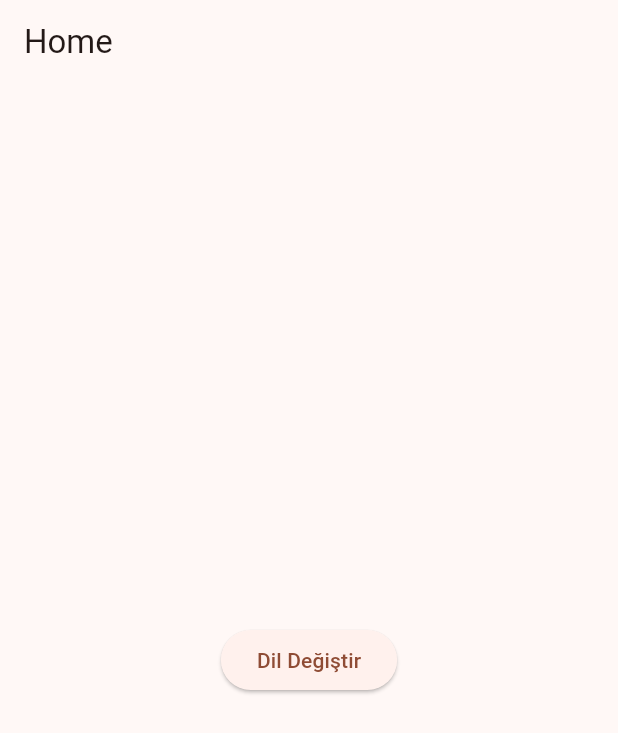
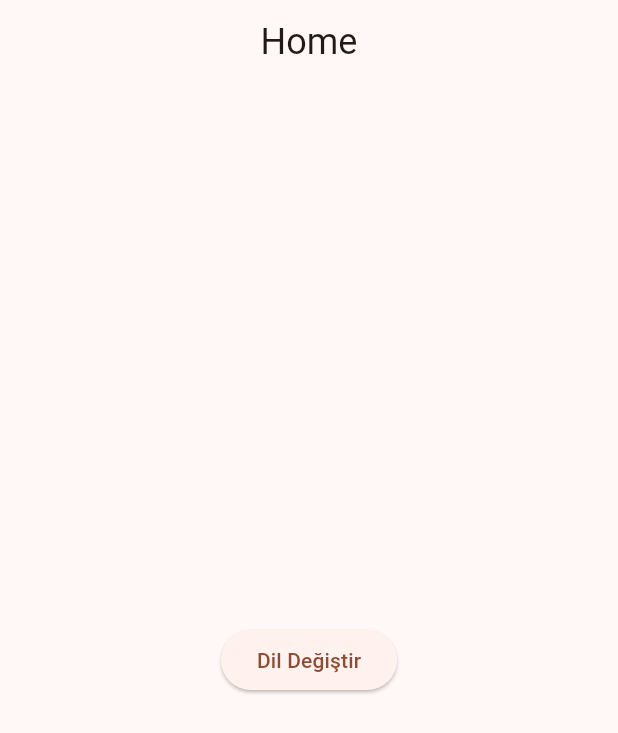
Before and after one commit to Emir1719/architecture_lessons, a Flutter app: the screen it shows after launch, on a phone screen of 412 x 824 dp. Shown: the top 733 px of the screen. Run offline on Flutter 3.47's test engine with Material 3 defaults, Android fonts, the light colour scheme and no system bars; our stand-ins replace easy_localization, google_fonts; missing offline and left inert: easy_logger, kartal.

Commit message:
core modülü için theme eklendi

```diff
--- a/lib/main.dart
+++ b/lib/main.dart
@@ -1,8 +1,7 @@
 import 'package:architecture_lessons/feature/home/view/home_view.dart';
 import 'package:architecture_lessons/product/init/app_init.dart';
 import 'package:architecture_lessons/product/init/product_localization.dart';
-import 'package:architecture_lessons/product/init/theme/theme.dart';
-import 'package:architecture_lessons/product/init/theme/util.dart';
+import 'package:core/features/theme/theme.dart';
 import 'package:easy_localization/easy_localization.dart';
 import 'package:flutter/material.dart';
 
@@ -16,16 +15,22 @@ class MyApp extends StatelessWidget {
 
   @override
   Widget build(BuildContext context) {
+    /*final brightness = View.of(context).platformDispatcher.platformBrightness;
+    TextTheme textTheme = createTextTheme(context, "Roboto", "Roboto");
+    MaterialTheme theme = MaterialTheme(textTheme);*/
     final brightness = View.of(context).platformDispatcher.platformBrightness;
-    TextTheme textTheme = createTextTheme(context, "Roboto", "Roboto");
-    MaterialTheme theme = MaterialTheme(textTheme);
+    final colorShceme =
+        brightness == Brightness.light
+            ? AppColorScheme.lightScheme
+            : AppColorScheme.darkScheme;
 
     return MaterialApp(
       title: 'Flutter Demo',
       localizationsDelegates: context.localizationDelegates,
       supportedLocales: context.supportedLocales,
       locale: context.locale,
-      theme: brightness == Brightness.light ? theme.light() : theme.dark(),
+      theme: AppTheme(colorScheme: colorShceme).theme,
+      themeMode: ThemeMode.light,
       home: const HomeView(),
     );
   }
--- a/module/core/lib/core.dart
+++ b/module/core/lib/core.dart
@@ -1,5 +1 @@
-/// A Calculator.
-class Calculator {
-  /// Returns [value] plus 1.
-  int addOne(int value) => value + 1;
-}
+export 'features/features.dart';
--- /dev/null
+++ b/module/core/lib/features/extensions/extensions.dart
@@ -0,0 +1 @@
+export 'context_extension.dart';
--- /dev/null
+++ b/module/core/lib/features/features.dart
@@ -0,0 +1,2 @@
+export 'extensions/extensions.dart';
+export 'theme/theme.dart';
--- /dev/null
+++ b/module/core/lib/features/theme/app_color_scheme.dart
@@ -0,0 +1,105 @@
+import 'package:flutter/material.dart';
+
+class AppColorScheme {
+  static ColorScheme get lightScheme {
+    return const ColorScheme(
+      brightness: Brightness.light,
+      primary: Color(0xff8f4c35),
+      surfaceTint: Color(0xff8f4c35),
+      onPrimary: Color(0xffffffff),
+      primaryContainer: Color(0xffffdbd0),
+      onPrimaryContainer: Color(0xff723520),
+      secondary: Color(0xff77574d),
+      onSecondary: Color(0xffffffff),
+      secondaryContainer: Color(0xffffdbd0),
+      onSecondaryContainer: Color(0xff5d4036),
+      tertiary: Color(0xff6a5e2f),
+      onTertiary: Color(0xffffffff),
+      tertiaryContainer: Color(0xfff3e2a7),
+      onTertiaryContainer: Color(0xff51461a),
+      error: Color(0xffba1a1a),
+      onError: Color(0xffffffff),
+      errorContainer: Color(0xffffdad6),
+      onErrorContainer: Color(0xff93000a),
+      surface: Color(0xfffff8f6),
+      onSurface: Color(0xff231917),
+      onSurfaceVariant: Color(0xff53433f),
+      outline: Color(0xff85736e),
+      outlineVariant: Color(0xffd8c2bb),
+      shadow: Color(0xff000000),
+      scrim: Color(0xff000000),
+      inverseSurface: Color(0xff392e2b),
+      inversePrimary: Color(0xffffb59d),
+      primaryFixed: Color(0xffffdbd0),
+      onPrimaryFixed: Color(0xff390c00),
+      primaryFixedDim: Color(0xffffb59d),
+      onPrimaryFixedVariant: Color(0xff723520),
+      secondaryFixed: Color(0xffffdbd0),
+      onSecondaryFixed: Color(0xff2c160e),
+      secondaryFixedDim: Color(0xffe7bdb0),
+      onSecondaryFixedVariant: Color(0xff5d4036),
+      tertiaryFixed: Color(0xfff3e2a7),
+      onTertiaryFixed: Color(0xff221b00),
+      tertiaryFixedDim: Color(0xffd6c68d),
+      onTertiaryFixedVariant: Color(0xff51461a),
+      surfaceDim: Color(0xffe8d6d1),
+      surfaceBright: Color(0xfffff8f6),
+      surfaceContainerLowest: Color(0xffffffff),
+      surfaceContainerLow: Color(0xfffff1ed),
+      surfaceContainer: Color(0xfffceae5),
+      surfaceContainerHigh: Color(0xfff7e4df),
+      surfaceContainerHighest: Color(0xfff1dfda),
+    );
+  }
+
+  static ColorScheme get darkScheme {
+    return const ColorScheme(
+      brightness: Brightness.dark,
+      primary: Color(0xffffb59d),
+      surfaceTint: Color(0xffffb59d),
+      onPrimary: Color(0xff55200c),
+      primaryContainer: Color(0xff723520),
+      onPrimaryContainer: Color(0xffffdbd0),
+      secondary: Color(0xffe7bdb0),
+      onSecondary: Color(0xff442a21),
+      secondaryContainer: Color(0xff5d4036),
+      onSecondaryContainer: Color(0xffffdbd0),
+      tertiary: Color(0xffd6c68d),
+      onTertiary: Color(0xff393005),
+      tertiaryContainer: Color(0xff51461a),
+      onTertiaryContainer: Color(0xfff3e2a7),
+      error: Color(0xffffb4ab),
+      onError: Color(0xff690005),
+      errorContainer: Color(0xff93000a),
+      onErrorContainer: Color(0xffffdad6),
+      surface: Color(0xff1a110f),
+      onSurface: Color(0xfff1dfda),
+      onSurfaceVariant: Color(0xffd8c2bb),
+      outline: Color(0xffa08d87),
+      outlineVariant: Color(0xff53433f),
+      shadow: Color(0xff000000),
+      scrim: Color(0xff000000),
+      inverseSurface: Color(0xfff1dfda),
+      inversePrimary: Color(0xff8f4c35),
+      primaryFixed: Color(0xffffdbd0),
+      onPrimaryFixed: Color(0xff390c00),
+      primaryFixedDim: Color(0xffffb59d),
+      onPrimaryFixedVariant: Color(0xff723520),
+      secondaryFixed: Color(0xffffdbd0),
+      onSecondaryFixed: Color(0xff2c160e),
+      secondaryFixedDim: Color(0xffe7bdb0),
+      onSecondaryFixedVariant: Color(0xff5d4036),
+      tertiaryFixed: Color(0xfff3e2a7),
+      onTertiaryFixed: Color(0xff221b00),
+      tertiaryFixedDim: Color(0xffd6c68d),
+      onTertiaryFixedVariant: Color(0xff51461a),
+      surfaceDim: Color(0xff1a110f),
+      surfaceBright: Color(0xff423733),
+      surfaceContainerLowest: Color(0xff140c0a),
+      surfaceContainerLow: Color(0xff231917),
+      surfaceContainer: Color(0xff271d1a),
+      surfaceContainerHigh: Color(0xff322825),
+      surfaceContainerHighest: Color(0xff3d322f),
+    );
+  }
+}
--- /dev/null
+++ b/module/core/lib/features/theme/app_text_theme.dart
@@ -0,0 +1,22 @@
+import 'package:flutter/material.dart';
+
+class AppTextTheme {
+  static TextTheme get medium {
+    return const TextTheme(
+      // body
+      bodySmall: TextStyle(fontSize: 14, fontWeight: FontWeight.w400),
+      bodyMedium: TextStyle(fontSize: 16, fontWeight: FontWeight.w400),
+      bodyLarge: TextStyle(fontSize: 18, fontWeight: FontWeight.w500),
+
+      // headline
+      headlineLarge: TextStyle(fontSize: 26, fontWeight: FontWeight.w400),
+      headlineMedium: TextStyle(fontSize: 24, fontWeight: FontWeight.w400),
+      headlineSmall: TextStyle(fontSize: 20, fontWeight: FontWeight.w500),
+
+      // display
+      displayLarge: TextStyle(fontSize: 34, fontWeight: FontWeight.w300),
+      displayMedium: TextStyle(fontSize: 32, fontWeight: FontWeight.w300),
+      displaySmall: TextStyle(fontSize: 30, fontWeight: FontWeight.w400),
+    );
+  }
+}
--- /dev/null
+++ b/module/core/lib/features/theme/app_theme.dart
@@ -0,0 +1,29 @@
+import 'package:core/features/theme/app_text_theme.dart';
+import 'package:flutter/material.dart';
+
+class AppTheme {
+  final ColorScheme _colorScheme;
+  final TextTheme _textTheme;
+
+  AppTheme({required ColorScheme colorScheme, TextTheme? textTheme})
+    : _colorScheme = colorScheme,
+      _textTheme = textTheme ?? AppTextTheme.medium;
+
+  ThemeData get theme => ThemeData(
+    useMaterial3: true,
+    brightness: _colorScheme.brightness,
+    colorScheme: _colorScheme,
+    appBarTheme: AppBarTheme(
+      centerTitle: true,
+      titleTextStyle: _textTheme.headlineMedium?.copyWith(
+        color: _colorScheme.onSurface,
+      ),
+    ),
+    textTheme: _textTheme.apply(
+      bodyColor: _colorScheme.onSurface,
+      displayColor: _colorScheme.onSurface,
+    ),
+    scaffoldBackgroundColor: _colorScheme.surface,
+    canvasColor: _colorScheme.surface,
+  );
+}
--- /dev/null
+++ b/module/core/lib/features/theme/theme.dart
@@ -0,0 +1,3 @@
+export 'app_color_scheme.dart';
+export 'app_text_theme.dart';
+export 'app_theme.dart';
```
Also changed, not shown: module/core/lib/features/extensions/context_extension.dart (added, +15 -0 lines), module/core/pubspec.yaml (+3 -35 lines), 1 other file.
